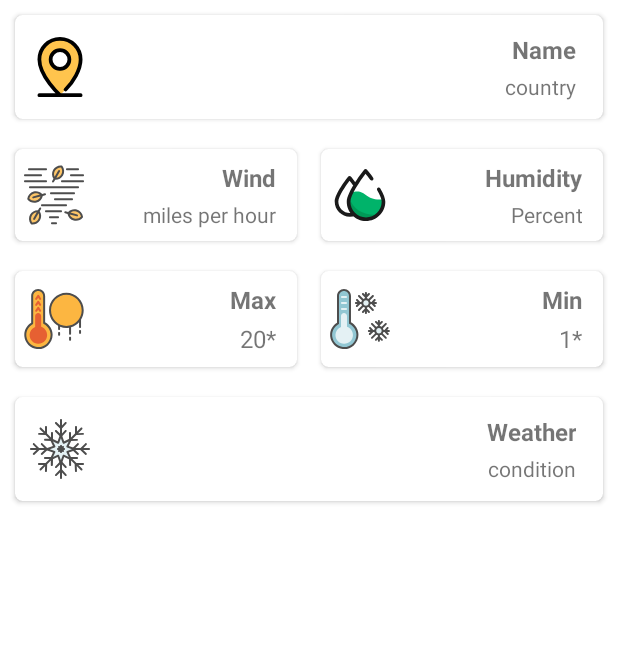
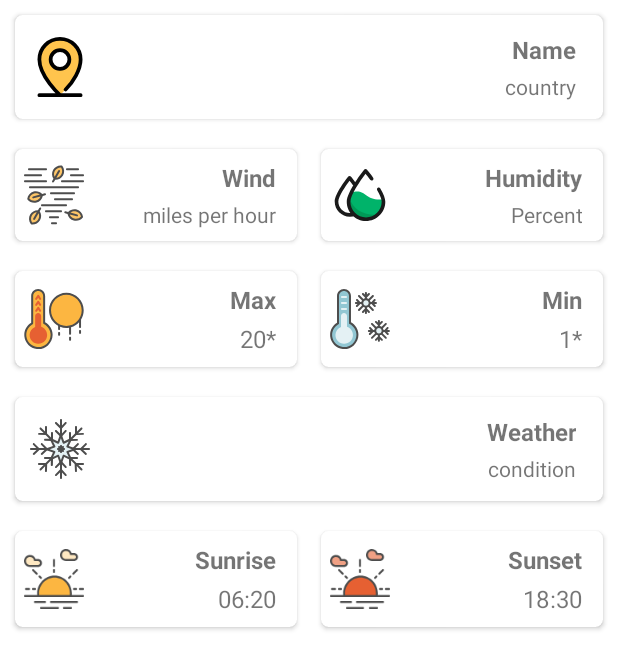
Before and after one commit to thedipsy/WeatherLens, an Android app: the layout weather_content.xml on its own in the app's theme, with its tools: preview values and no code run, on a phone screen of 412 x 824 dp. Shown: the top 669 px of the screen. Run offline under Robolectric (Android 15) with nearby library versions, the phone set to English and light mode, and no system bars.

```diff
--- a/app/src/main/java/mk/finki/mpip/weatherlens/network/models/WeatherResponse.kt
+++ b/app/src/main/java/mk/finki/mpip/weatherlens/network/models/WeatherResponse.kt
@@ -14,5 +14,6 @@ data class WeatherResponse(
   val sys: Sys,
   val id: Int,
   val name: String,
-  val cod: Int
+  val cod: Int,
+  val timezone: Int
 ) : Serializable
--- a/app/src/main/java/mk/finki/mpip/weatherlens/presentation/HomeFragment.kt
+++ b/app/src/main/java/mk/finki/mpip/weatherlens/presentation/HomeFragment.kt
@@ -123,6 +123,8 @@ class HomeFragment : Fragment() {
       contentLayout.tvWind.text = weatherData.wind
       contentLayout.tvLocation.text = weatherData.location
       contentLayout.tvLocationCity.text = weatherData.city
+      contentLayout.tvSunrise.text = weatherData.sunrise
+      contentLayout.tvSunset.text = weatherData.sunset
     }
   }
 
--- a/app/src/main/java/mk/finki/mpip/weatherlens/viewmodels/home/CreateHomeContentData.kt
+++ b/app/src/main/java/mk/finki/mpip/weatherlens/viewmodels/home/CreateHomeContentData.kt
@@ -36,9 +36,10 @@ class CreateHomeContentData {
   }
 
   private fun unixTime(timex: Long): String {
-    val date = Date(timex)
-    val sdf = SimpleDateFormat("HH:mm")
-    sdf.timeZone = TimeZone.getDefault()
-    return sdf.format(date) ?: ""
+  // Convert the timestamps to Date objects
+    val time = Date(timex * 1000)
+  // Format the Date objects to the desired HH:mm format
+    val dateFormat = SimpleDateFormat("HH:mm", Locale.getDefault())
+    return dateFormat.format(time)
   }
 }
--- a/app/src/main/res/layout/weather_content.xml
+++ b/app/src/main/res/layout/weather_content.xml
@@ -366,4 +366,117 @@
 
   </LinearLayout>
 
+  <LinearLayout
+    android:layout_width="match_parent"
+    android:layout_height="wrap_content"
+    android:orientation="horizontal"
+    android:weightSum="2"
+    android:padding="2dp">
+
+    <androidx.cardview.widget.CardView
+      android:layout_width="0dp"
+      android:layout_weight="1"
+      android:layout_height="wrap_content"
+      app:cardCornerRadius="5dp"
+      android:layout_margin="8dp">
+
+      <LinearLayout
+        android:layout_width="match_parent"
+        android:layout_height="wrap_content"
+        android:orientation="horizontal"
+        android:padding="4dp"
+        android:gravity="center_vertical">
+
+        <ImageView
+          android:layout_width="40dp"
+          android:layout_height="40dp"
+          android:src="@drawable/ic_sunrise"
+          android:layout_margin="2dp" />
+
+        <LinearLayout
+          android:layout_width="match_parent"
+          android:layout_height="wrap_content"
+          android:orientation="vertical"
+          android:layout_marginTop="2dp"
+          android:layout_marginBottom="2dp"
+          android:layout_marginStart="2dp"
+          android:layout_marginEnd="8dp"
+          android:gravity="end">
+
+          <TextView
+            android:layout_width="wrap_content"
+            android:layout_height="wrap_content"
+            android:text="@string/sunrise"
+            android:textStyle="bold"
+            android:textSize="16sp"
+            android:padding="2dp"
+            android:gravity="end" />
+
+          <TextView
+            android:id="@+id/tv_sunrise"
+            android:layout_width="wrap_content"
+            android:layout_height="wrap_content"
+            tools:text="06:20"
+            android:padding="2dp"
+            android:gravity="end"
+            android:textSize="16sp" />
+        </LinearLayout>
+
+
+      </LinearLayout>
+
+    </androidx.cardview.widget.CardView>
+
+    <androidx.cardview.widget.CardView
+      android:layout_width="0dp"
+      android:layout_weight="1"
+      android:layout_height="wrap_content"
+      app:cardCornerRadius="5dp"
+      android:layout_margin="8dp">
+
+      <LinearLayout
+        android:layout_width="match_parent"
+        android:layout_height="wrap_content"
+        android:orientation="horizontal"
+        android:padding="4dp"
+        android:gravity="center_vertical">
+
+        <ImageView
+          android:layout_width="40dp"
+          android:layout_height="40dp"
+          android:src="@drawable/ic_sunset"
+          android:layout_margin="2dp" />
+
+        <LinearLayout
+          android:layout_width="match_parent"
+          android:layout_height="wrap_content"
+          android:orientation="vertical"
+          android:layout_marginTop="2dp"
+          android:layout_marginBottom="2dp"
+          android:layout_marginStart="2dp"
+          android:layout_marginEnd="8dp"
+          android:gravity="end">
+
+          <TextView
+            android:layout_width="wrap_content"
+            android:layout_height="wrap_content"
+            android:text="@string/sunset"
+            android:textStyle="bold"
+            android:textSize="16sp"
+            android:padding="2dp"
+            android:gravity="end" />
+
+          <TextView
+            android:id="@+id/tv_sunset"
+            android:layout_width="wrap_content"
+            android:layout_height="wrap_content"
+            tools:text="18:30"
+            android:textSize="16sp"
+            android:padding="2dp"
+            android:gravity="end" />
+        </LinearLayout>
+      </LinearLayout>
+    </androidx.cardview.widget.CardView>
+  </LinearLayout>
+
 </LinearLayout>
```
